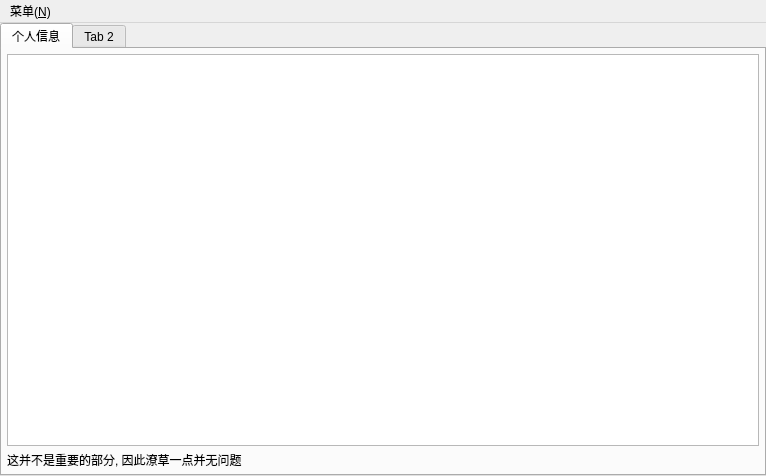
The window that GUETCoursePyQt/Window/MainWindow.ui (Hanxven/GUETCoursePyQt5) describes before a commit, drawn with Qt 5.
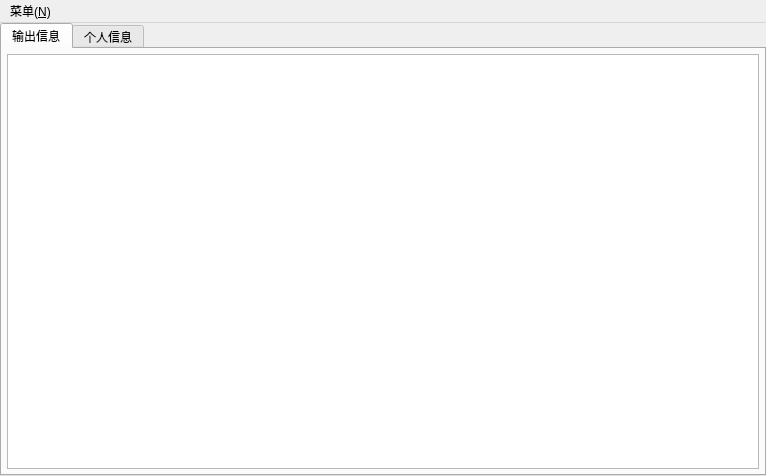
The same window after the commit. The open tabs and pages were chosen to show the change.

Diff of the .ui file:
```diff
--- a/GUETCoursePyQt/Window/MainWindow.ui
+++ b/GUETCoursePyQt/Window/MainWindow.ui
@@ -84,7 +84,32 @@
           <property name="currentIndex">
            <number>0</number>
           </property>
-          <widget class="QWidget" name="tab">
+          <widget class="QWidget" name="tabLog">
+           <attribute name="title">
+            <string>输出信息</string>
+           </attribute>
+           <layout class="QGridLayout" name="gridLayout_5">
+            <property name="leftMargin">
+             <number>5</number>
+            </property>
+            <property name="topMargin">
+             <number>5</number>
+            </property>
+            <property name="rightMargin">
+             <number>5</number>
+            </property>
+            <property name="bottomMargin">
+             <number>5</number>
+            </property>
+            <property name="spacing">
+             <number>5</number>
+            </property>
+            <item row="0" column="0">
+             <widget class="QPlainTextEdit" name="textLog"/>
+            </item>
+           </layout>
+          </widget>
+          <widget class="QWidget" name="tabPersonInfo">
            <attribute name="title">
             <string>个人信息</string>
            </attribute>
@@ -123,11 +148,6 @@
             </item>
            </layout>
           </widget>
-          <widget class="QWidget" name="tab_2">
-           <attribute name="title">
-            <string>Tab 2</string>
-           </attribute>
-          </widget>
          </widget>
         </item>
        </layout>
```
Left out of the diff: 2 changed lines with no effect on the pictures.
